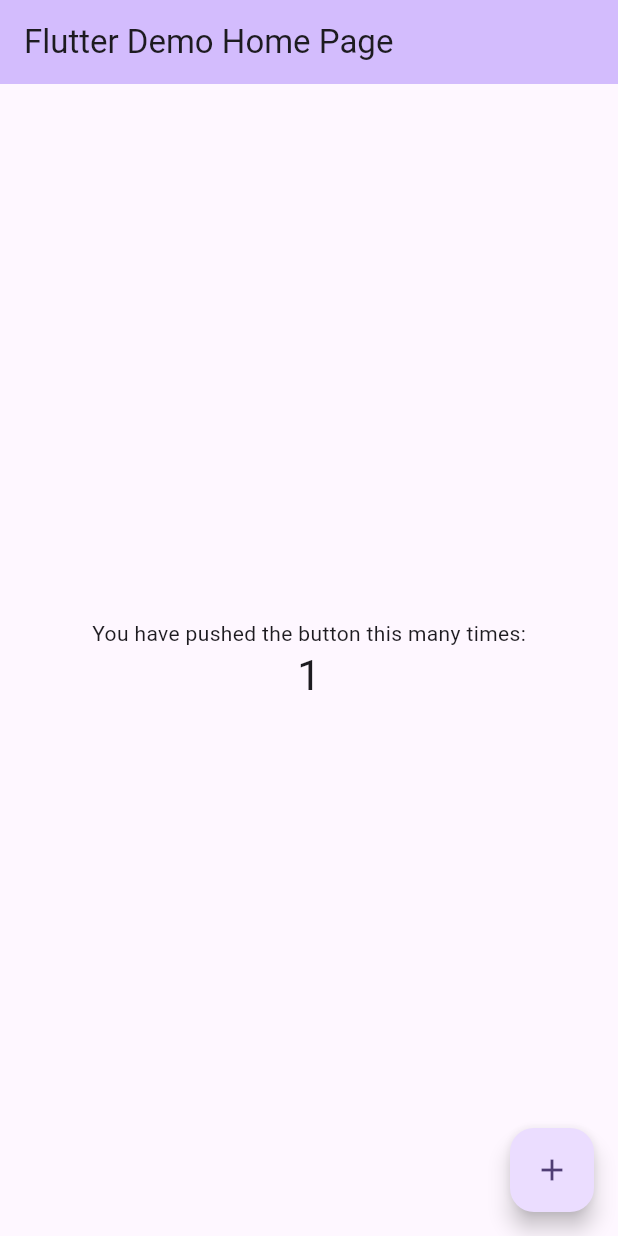
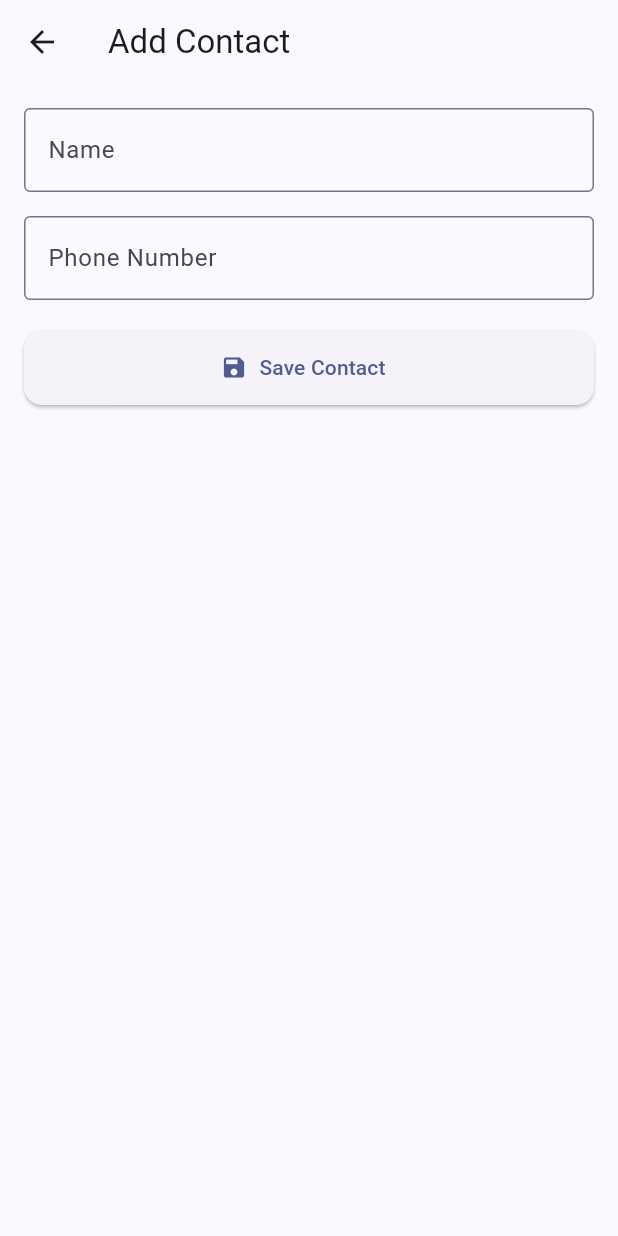
Before and after one commit to priscillar-debug/Week-7-Neat-Contact-app-Naivigation-, a Flutter app: the screen it shows after launch, after a tap on the "add" icon, on a phone screen of 412 x 824 dp. Run offline on Flutter 3.47's test engine with Material 3 defaults, Android fonts, the phone set to English and light mode, and no system bars.

```diff
--- a/lib/main.dart
+++ b/lib/main.dart
@@ -1,122 +1,174 @@
 import 'package:flutter/material.dart';
 
 void main() {
-  runApp(const MyApp());
+  runApp(const ContactApp());
 }
 
-class MyApp extends StatelessWidget {
-  const MyApp({super.key});
+class ContactApp extends StatelessWidget {
+  const ContactApp({super.key});
 
-  // This widget is the root of your application.
   @override
   Widget build(BuildContext context) {
     return MaterialApp(
-      title: 'Flutter Demo',
+      debugShowCheckedModeBanner: false,
+      title: 'Contact App',
       theme: ThemeData(
-        // This is the theme of your application.
-        //
-        // TRY THIS: Try running your application with "flutter run". You'll see
-        // the application has a purple toolbar. Then, without quitting the app,
-        // try changing the seedColor in the colorScheme below to Colors.green
-        // and then invoke "hot reload" (save your changes or press the "hot
-        // reload" button in a Flutter-supported IDE, or press "r" if you used
-        // the command line to start the app).
-        //
-        // Notice that the counter didn't reset back to zero; the application
-        // state is not lost during the reload. To reset the state, use hot
-        // restart instead.
-        //
-        // This works for code too, not just values: Most code changes can be
-        // tested with just a hot reload.
-        colorScheme: ColorScheme.fromSeed(seedColor: Colors.deepPurple),
+        colorScheme: ColorScheme.fromSeed(seedColor: Colors.indigo),
+        useMaterial3: true,
       ),
-      home: const MyHomePage(title: 'Flutter Demo Home Page'),
+      home: const ContactListPage(),
     );
   }
 }
 
-class MyHomePage extends StatefulWidget {
-  const MyHomePage({super.key, required this.title});
-
-  // This widget is the home page of your application. It is stateful, meaning
-  // that it has a State object (defined below) that contains fields that affect
-  // how it looks.
-
-  // This class is the configuration for the state. It holds the values (in this
-  // case the title) provided by the parent (in this case the App widget) and
-  // used by the build method of the State. Fields in a Widget subclass are
-  // always marked "final".
-
-  final String title;
+class ContactListPage extends StatefulWidget {
+  const ContactListPage({super.key});
 
   @override
-  State<MyHomePage> createState() => _MyHomePageState();
+  State<ContactListPage> createState() => _ContactListPageState();
 }
 
-class _MyHomePageState extends State<MyHomePage> {
-  int _counter = 0;
+class _ContactListPageState extends State<ContactListPage> {
+  final List<Map<String, String>> _contacts = [];
 
-  void _incrementCounter() {
+  void _addContact(String name, String phone) {
     setState(() {
-      // This call to setState tells the Flutter framework that something has
-      // changed in this State, which causes it to rerun the build method below
-      // so that the display can reflect the updated values. If we changed
-      // _counter without calling setState(), then the build method would not be
-      // called again, and so nothing would appear to happen.
-      _counter++;
+      _contacts.add({"name": name, "phone": phone});
     });
+  }
+
+  void _navigateToAddContact() async {
+    final result = await Navigator.push(
+      context,
+      MaterialPageRoute(builder: (context) => const AddContactPage()),
+    );
+
+    if (result != null && result is Map<String, String>) {
+      _addContact(result["name"]!, result["phone"]!);
+    }
   }
 
   @override
   Widget build(BuildContext context) {
-    // This method is rerun every time setState is called, for instance as done
-    // by the _incrementCounter method above.
-    //
-    // The Flutter framework has been optimized to make rerunning build methods
-    // fast, so that you can just rebuild anything that needs updating rather
-    // than having to individually change instances of widgets.
     return Scaffold(
-      appBar: AppBar(
-        // TRY THIS: Try changing the color here to a specific color (to
-        // Colors.amber, perhaps?) and trigger a hot reload to see the AppBar
-        // change color while the other colors stay the same.
-        backgroundColor: Theme.of(context).colorScheme.inversePrimary,
-        // Here we take the value from the MyHomePage object that was created by
-        // the App.build method, and use it to set our appbar title.
-        title: Text(widget.title),
+      appBar: AppBar(title: const Text('📒 My Contacts'), centerTitle: true),
+      body: _contacts.isEmpty
+          ? const Center(
+              child: Text(
+                "No contacts yet! ✨\nTap + to add one.",
+                textAlign: TextAlign.center,
+                style: TextStyle(fontSize: 18, color: Colors.grey),
+              ),
+            )
+          : ListView.builder(
+              itemCount: _contacts.length,
+              itemBuilder: (context, index) {
+                final contact = _contacts[index];
+                return Card(
+                  margin: const EdgeInsets.symmetric(
+                    vertical: 6,
+                    horizontal: 12,
+                  ),
+                  shape: RoundedRectangleBorder(
+                    borderRadius: BorderRadius.circular(12),
+                  ),
+                  elevation: 3,
+                  child: ListTile(
+                    leading: CircleAvatar(
+                      backgroundColor: Colors.indigo,
+                      child: Text(
+                        contact["name"]![0].toUpperCase(),
+                        style: const TextStyle(color: Colors.white),
+                      ),
+                    ),
+                    title: Text(
+                      contact["name"]!,
+                      style: const TextStyle(
+                        fontWeight: FontWeight.bold,
+                        fontSize: 18,
+                      ),
+                    ),
+                    subtitle: Text(contact["phone"]!),
+                  ),
+                );
+              },
+            ),
+      floatingActionButton: FloatingActionButton(
+        onPressed: _navigateToAddContact,
+        child: const Icon(Icons.add, size: 30),
       ),
-      body: Center(
-        // Center is a layout widget. It takes a single child and positions it
-        // in the middle of the parent.
-        child: Column(
-          // Column is also a layout widget. It takes a list of children and
-          // arranges them vertically. By default, it sizes itself to fit its
-          // children horizontally, and tries to be as tall as its parent.
-          //
-          // Column has various properties to control how it sizes itself and
-          // how it positions its children. Here we use mainAxisAlignment to
-          // center the children vertically; the main axis here is the vertical
-          // axis because Columns are vertical (the cross axis would be
-          // horizontal).
-          //
-          // TRY THIS: Invoke "debug painting" (choose the "Toggle Debug Paint"
-          // action in the IDE, or press "p" in the console), to see the
-          // wireframe for each widget.
-          mainAxisAlignment: MainAxisAlignment.center,
-          children: <Widget>[
-            const Text('You have pushed the button this many times:'),
-            Text(
-              '$_counter',
-              style: Theme.of(context).textTheme.headlineMedium,
-            ),
-          ],
-        ),
-      ),
-      floatingActionButton: FloatingActionButton(
-        onPressed: _incrementCounter,
-        tooltip: 'Increment',
-        child: const Icon(Icons.add),
-      ), // This trailing comma makes auto-formatting nicer for build methods.
     );
   }
 }
+
+class AddContactPage extends StatefulWidget {
+  const AddContactPage({super.key});
+
+  @override
+  State<AddContactPage> createState() => _AddContactPageState();
+}
+
+class _AddContactPageState extends State<AddContactPage> {
+  final TextEditingController _nameController = TextEditingController();
+  final TextEditingController _phoneController = TextEditingController();
+  final _formKey = GlobalKey<FormState>();
+
+  void _saveContact() {
+    if (_formKey.currentState!.validate()) {
+      Navigator.pop(context, {
+        "name": _nameController.text.trim(),
+        "phone": _phoneController.text.trim(),
+      });
+    }
+  }
+
+  @override
+  Widget build(BuildContext context) {
+    return Scaffold(
+      appBar: AppBar(title: const Text("Add Contact")),
+      body: Padding(
+        padding: const EdgeInsets.all(16.0),
+        child: Form(
+          key: _formKey,
+          child: Column(
+            children: [
+              TextFormField(
+                controller: _nameController,
+                decoration: const InputDecoration(
+                  labelText: "Name",
+                  border: OutlineInputBorder(),
+                ),
+                validator: (value) =>
+                    value == null || value.isEmpty ? "Enter a name" : null,
+              ),
+              const SizedBox(height: 16),
+              TextFormField(
+                controller: _phoneController,
+                keyboardType: TextInputType.phone,
+                decoration: const InputDecoration(
+                  labelText: "Phone Number",
+                  border: OutlineInputBorder(),
+                ),
+                validator: (value) => value == null || value.isEmpty
+                    ? "Enter a phone number"
+                    : null,
+              ),
+              const SizedBox(height: 20),
+              ElevatedButton.icon(
+                onPressed: _saveContact,
+                icon: const Icon(Icons.save),
+                label: const Text("Save Contact"),
+                style: ElevatedButton.styleFrom(
+                  minimumSize: const Size(double.infinity, 50),
+                  shape: RoundedRectangleBorder(
+                    borderRadius: BorderRadius.circular(12),
+                  ),
+                ),
+              ),
+            ],
+          ),
+        ),
+      ),
+    );
+  }
+}
```
